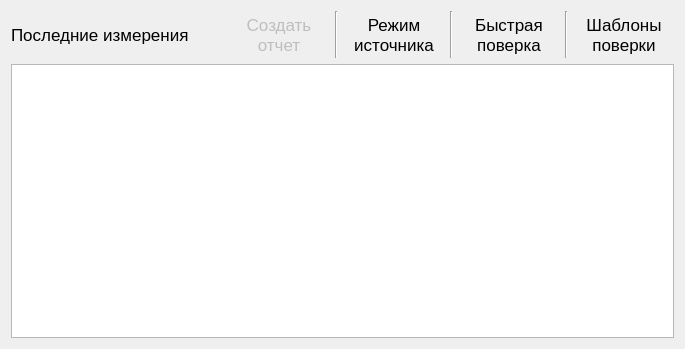
irsural/calibrator_pc, file ui/startform.ui: the form before one commit.
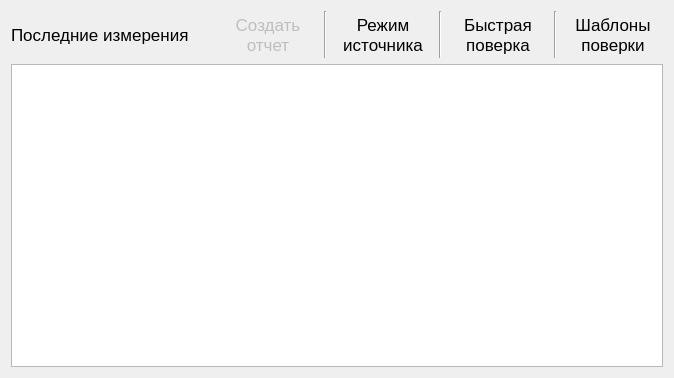
The form after the commit.

What changed in the file:
```diff
--- a/ui/startform.ui
+++ b/ui/startform.ui
@@ -6,8 +6,8 @@
    <rect>
     <x>0</x>
     <y>0</y>
-    <width>685</width>
-    <height>349</height>
+    <width>674</width>
+    <height>378</height>
    </rect>
   </property>
   <property name="font">
```
Left out of the diff: 7 changed lines with no effect on the pictures.
